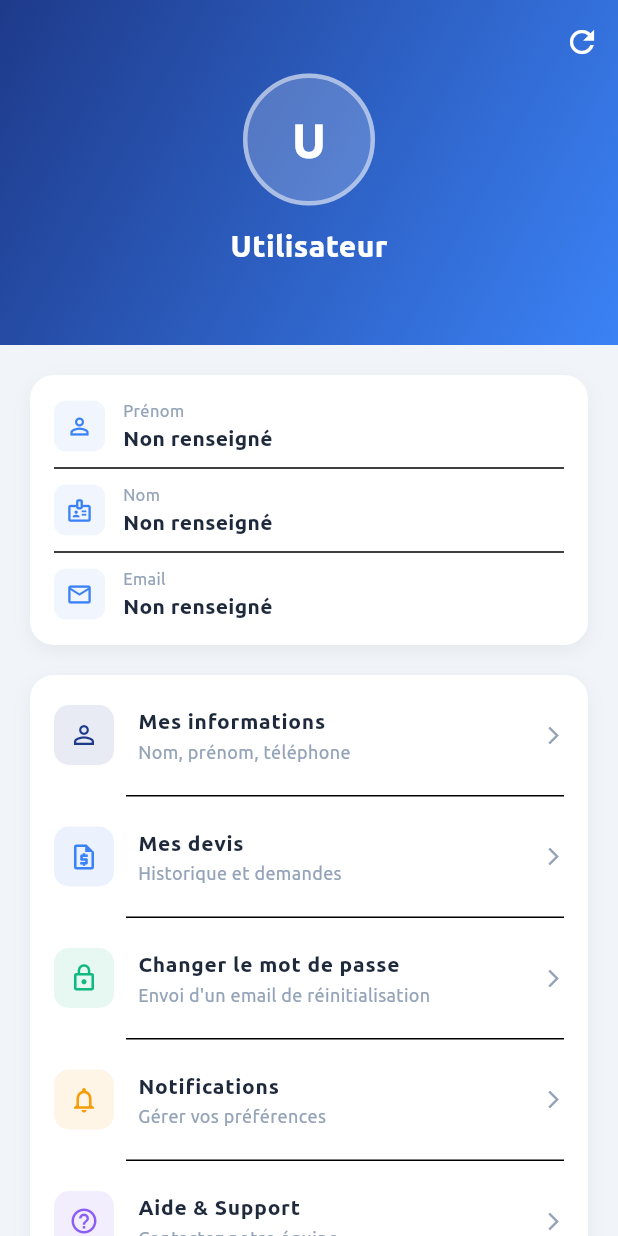
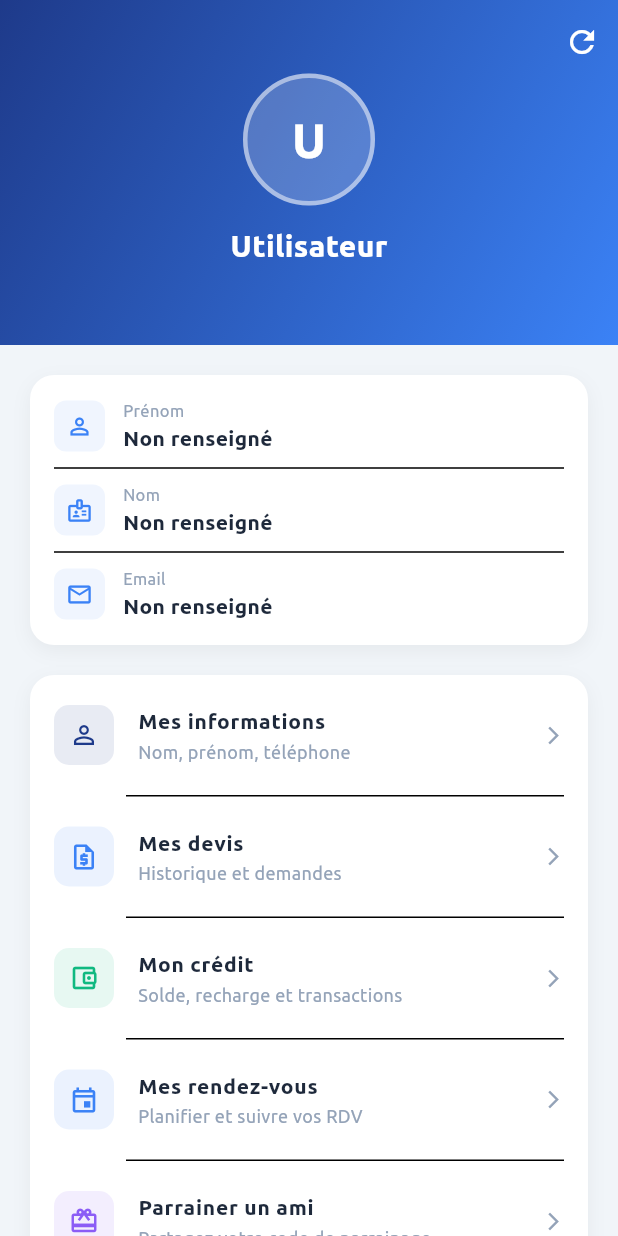
Before and after one commit to yamdev07/OTO-s, a Flutter app: the CompteScreen screen opened directly, on a phone screen of 412 x 824 dp. Run offline on Flutter 3.47's test engine with Material 3 defaults, Android fonts, the phone set to English and light mode, and no system bars; our stand-ins replace cloud_firestore, firebase_auth, firebase_core; accounts and stored records are empty.

Commit message:
feat(compte): entrées Mon crédit, Mes rendez-vous et Parrainage dans le menu

```diff
--- a/lib/screens/compte_screen.dart
+++ b/lib/screens/compte_screen.dart
@@ -4,6 +4,9 @@ import 'package:cloud_firestore/cloud_firestore.dart';
 import 'login_screen.dart';
 import 'devis_screen.dart';
 import 'edit_profile_screen.dart';
+import 'wallet_screen.dart';
+import 'rendezvous_screen.dart';
+import 'parrainage_screen.dart';
 
 class CompteScreen extends StatefulWidget {
   const CompteScreen({super.key});
@@ -288,6 +291,36 @@ class _CompteScreenState extends State<CompteScreen> {
             ),
       },
       {
+        'icon': Icons.account_balance_wallet_outlined,
+        'title': 'Mon crédit',
+        'subtitle': 'Solde, recharge et transactions',
+        'color': const Color(0xFF10B981),
+        'onTap': () => Navigator.push(
+              context,
+              MaterialPageRoute(builder: (_) => const WalletScreen()),
+            ),
+      },
+      {
+        'icon': Icons.event_outlined,
+        'title': 'Mes rendez-vous',
+        'subtitle': 'Planifier et suivre vos RDV',
+        'color': _primary,
+        'onTap': () => Navigator.push(
+              context,
+              MaterialPageRoute(builder: (_) => const RendezvousScreen()),
+            ),
+      },
+      {
+        'icon': Icons.card_giftcard_outlined,
+        'title': 'Parrainer un ami',
+        'subtitle': 'Partagez votre code de parrainage',
+        'color': const Color(0xFF8B5CF6),
+        'onTap': () => Navigator.push(
+              context,
+              MaterialPageRoute(builder: (_) => const ParrainageScreen()),
+            ),
+      },
+      {
         'icon': Icons.lock_outline,
         'title': 'Changer le mot de passe',
         'subtitle': 'Envoi d\'un email de réinitialisation',
```
